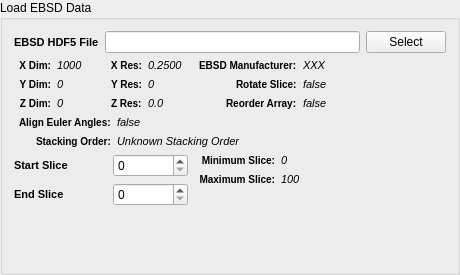
BlueQuartzSoftware/DREAM3D, file Source/FilterWidgets/ReconstructionFiltersWidgets/QLoadSlicesWidget.ui: the form before one commit.
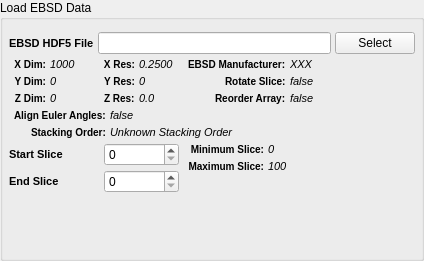
The form after the commit. Custom widgets are drawn as their Qt base class.

Commit message: Adding styles to highlight a border around the filter widget when it is selected. This is in early stages of development. Still need a way to tell the widget to 'unselect' itself

Patch:
```diff
--- a/Source/FilterWidgets/ReconstructionFiltersWidgets/QLoadSlicesWidget.ui
+++ b/Source/FilterWidgets/ReconstructionFiltersWidgets/QLoadSlicesWidget.ui
@@ -6,8 +6,8 @@
    <rect>
     <x>0</x>
     <y>0</y>
-    <width>460</width>
-    <height>275</height>
+    <width>424</width>
+    <height>261</height>
    </rect>
   </property>
   <property name="windowTitle">
@@ -20,6 +20,21 @@
    <bool>false</bool>
   </property>
   <layout class="QGridLayout" name="gridLayout">
+   <property name="leftMargin">
+    <number>6</number>
+   </property>
+   <property name="topMargin">
+    <number>12</number>
+   </property>
+   <property name="rightMargin">
+    <number>6</number>
+   </property>
+   <property name="bottomMargin">
+    <number>12</number>
+   </property>
+   <property name="spacing">
+    <number>4</number>
+   </property>
    <item row="0" column="0">
     <widget class="QLabel" name="label">
      <property name="styleSheet">
```
The commit also changes 6 other files.
